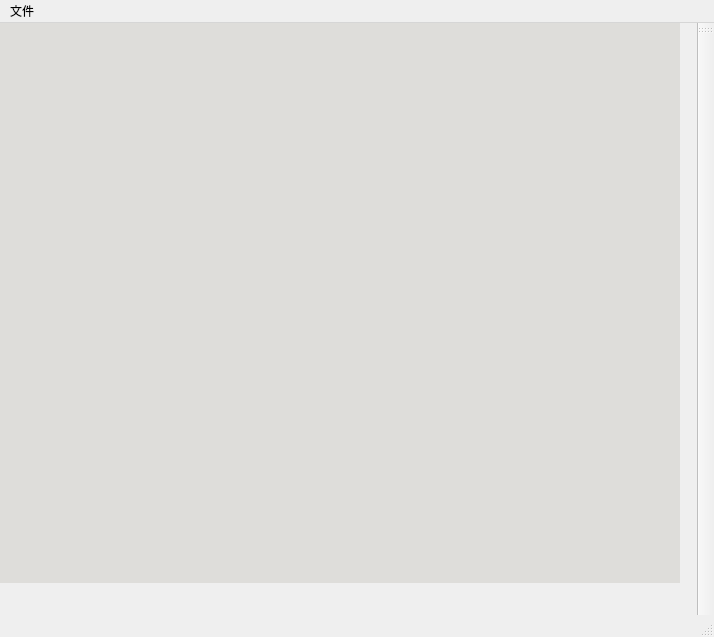
gdboy000/gdpicture, file mainwindow.ui: the form before one commit.
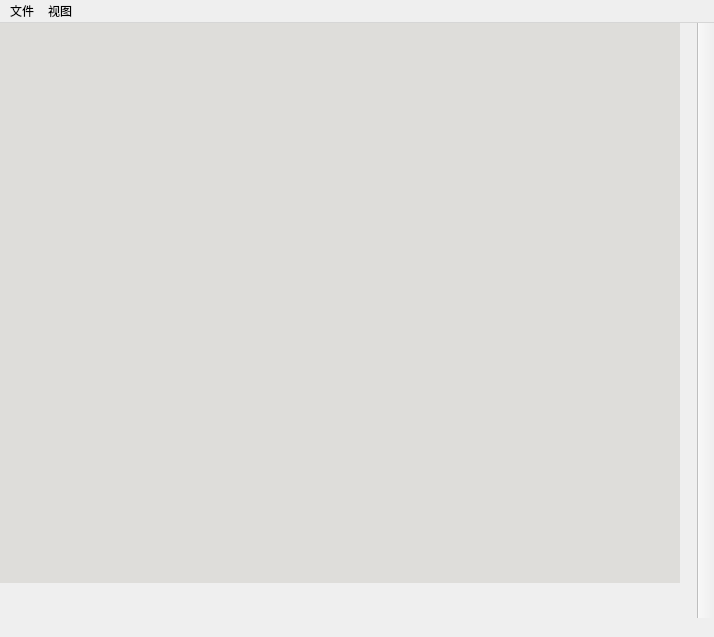
The form after the commit.

The edit to the form file:
```diff
--- a/mainwindow.ui
+++ b/mainwindow.ui
@@ -66,7 +66,7 @@
      <height>27</height>
     </rect>
    </property>
-   <widget class="QMenu" name="menu">
+   <widget class="QMenu" name="file">
     <property name="title">
      <string>文件</string>
     </property>
@@ -74,12 +74,41 @@
     <addaction name="save"/>
     <addaction name="close"/>
    </widget>
-   <addaction name="menu"/>
+   <widget class="QMenu" name="view">
+    <property name="title">
+     <string>视图</string>
+    </property>
+    <widget class="QMenu" name="view_open">
+     <property name="title">
+      <string>展开</string>
+     </property>
+     <addaction name="tool"/>
+    </widget>
+    <addaction name="view_open"/>
+   </widget>
+   <addaction name="file"/>
+   <addaction name="view"/>
   </widget>
-  <widget class="QStatusBar" name="statusbar"/>
+  <widget class="QStatusBar" name="statusbar">
+   <property name="sizeGripEnabled">
+    <bool>false</bool>
+   </property>
+  </widget>
   <widget class="QToolBar" name="toolBar">
    <property name="windowTitle">
-    <string>toolBar</string>
+    <string>工具栏</string>
+   </property>
+   <property name="movable">
+    <bool>false</bool>
+   </property>
+   <property name="iconSize">
+    <size>
+     <width>30</width>
+     <height>30</height>
+    </size>
+   </property>
+   <property name="floatable">
+    <bool>false</bool>
    </property>
    <attribute name="toolBarArea">
     <enum>RightToolBarArea</enum>
```
Left out of the diff: 7 changed lines with no effect on the pictures.
